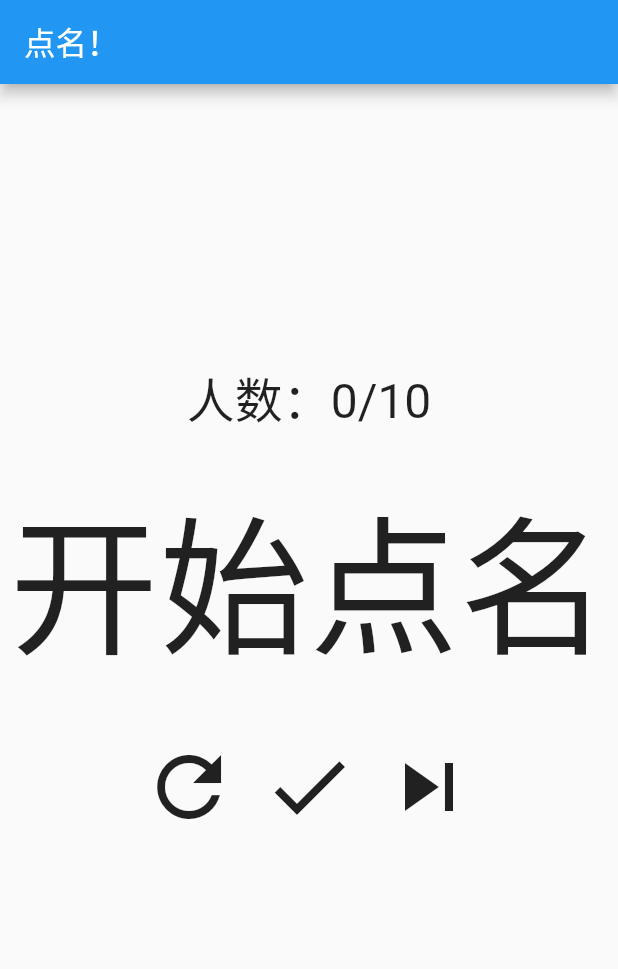
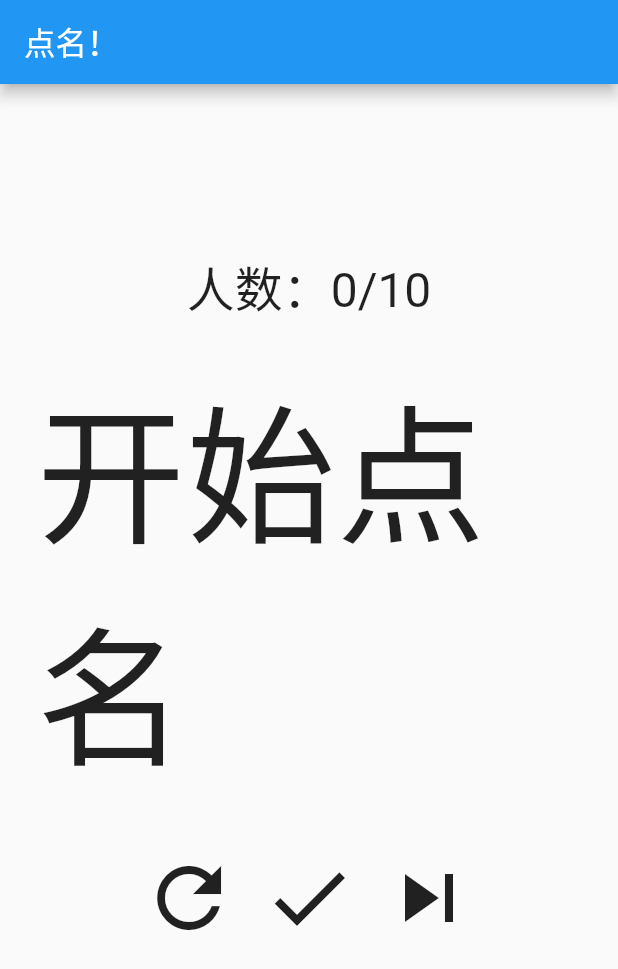
Before and after one commit to Yue-plus/flutter_cue, a Flutter app: the screen it shows after launch, on a phone screen of 412 x 824 dp. Shown: the top 969 px of the screen. Run offline on Flutter 3.47's test engine with Material 2 defaults, Android fonts, the phone set to English and light mode, and no system bars; our stand-ins replace flutter_tts; Roboto replaces fonts that are missing (楷体).

Commit message:
update home 以下同学未到 SelectableText

```diff
--- a/lib/src/home.dart
+++ b/lib/src/home.dart
@@ -108,12 +108,13 @@ class _HomeState extends State<Home> {
               '人数：$index/${students.length - 1}',
               style: const TextStyle(fontSize: 32),
             ),
-            const SizedBox(height: 24),
-            Text(
-              students[index],
-              style: const TextStyle(fontSize: 100, fontFamily: '楷体'),
+            Padding(
+              padding: const EdgeInsets.all(24),
+              child: Text(
+                students[index],
+                style: const TextStyle(fontSize: 100, fontFamily: '楷体'),
+              ),
             ),
-            const SizedBox(height: 24),
             Row(
               mainAxisSize: MainAxisSize.min,
               mainAxisAlignment: MainAxisAlignment.center,
@@ -136,9 +137,11 @@ class _HomeState extends State<Home> {
                 ),
               ],
             ),
-            const SizedBox(height: 24),
-            Text(notArrivedList != '' ? '以下同学未到：$notArrivedList' : ''),
-            const SizedBox(height: 32),
+            Padding(
+              padding: const EdgeInsets.fromLTRB(0, 24, 0, 32),
+              child: SelectableText(
+                  notArrivedList != '' ? '以下同学未到：$notArrivedList' : ''),
+            ),
           ],
         ),
       ),
```
